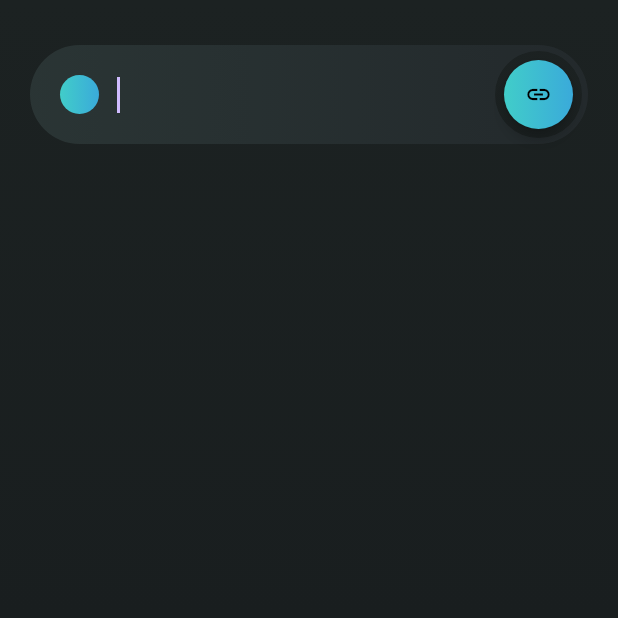
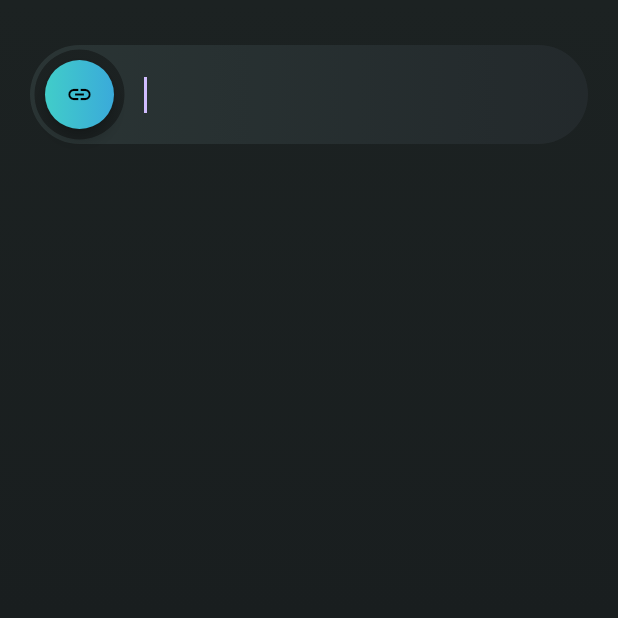
Before and after one commit to 3enedict/assistant, a Flutter app: the screen it shows after launch, scrolled down 190 dp, after a tap on the "add" icon, on a phone screen of 412 x 824 dp, the top half of it. Run offline on Flutter 3.47's test engine with Material 2 defaults, Android fonts, the light colour scheme and no system bars; our stand-ins replace google_fonts, shared_preferences, webview_flutter; statements that could not run were skipped.

Commit message:
Items now have url button on the left if preferred

```diff
--- a/lib/url_model.dart
+++ b/lib/url_model.dart
@@ -3,16 +3,20 @@ import 'package:flutter/material.dart';
 import 'package:shared_preferences/shared_preferences.dart';
 
 class UrlModel extends ChangeNotifier {
+  bool _hasLoaded = false;
   List<String> _urls = [];
   int _enabled = 0;
 
-  bool _hasLoaded = false;
+  //This doesn't really have much to do with urls changes how the ui looks
+  bool _leftHanded = true;
 
   Future<void> load() async {
     SharedPreferences.getInstance().then(
       (instance) {
         _urls = instance.getStringList("urls") ?? [];
         _hasLoaded = true;
+
+        _leftHanded = instance.getBool("leftHanded") ?? true;
 
         notifyListeners();
       },
@@ -37,4 +41,14 @@ class UrlModel extends ChangeNotifier {
   int get number => _urls.length;
   bool get isEmpty => _urls.isEmpty;
   bool get hasLoaded => _hasLoaded;
+
+  bool get isleftHanded => _leftHanded;
+  void toggleLeftHanded() {
+    _leftHanded = !_leftHanded;
+    SharedPreferences.getInstance().then(
+      (instance) => instance.setBool("leftHanded", _leftHanded),
+    );
+
+    notifyListeners();
+  }
 }
--- a/lib/widgets/buttons/add.dart
+++ b/lib/widgets/buttons/add.dart
@@ -1,7 +1,10 @@
 import 'package:flutter/material.dart';
+
+import 'package:provider/provider.dart';
 
 import 'package:owl/widgets/buttons/gradient.dart';
 import 'package:owl/widgets/item.dart';
+import 'package:owl/url_model.dart';
 
 class AddButton extends StatefulWidget {
   final int id;
@@ -27,6 +30,9 @@ class AddButtonState extends State<AddButton> {
       child: GradientButton(
         diameter: 50,
         onPressed: () => setState(() => _pressed = true),
+        onLongPress: () {
+          Provider.of<UrlModel>(context, listen: false).toggleLeftHanded();
+        },
         child: const Icon(
           Icons.add,
           color: Colors.black,
--- a/lib/widgets/buttons/url.dart
+++ b/lib/widgets/buttons/url.dart
@@ -8,18 +8,27 @@ import 'package:owl/url_model.dart';
 class UrlButton extends StatelessWidget {
   final String name;
   final int id;
+  final bool leftHanded;
 
-  const UrlButton({super.key, required this.name, required this.id});
+  const UrlButton({
+    super.key,
+    required this.name,
+    required this.id,
+    required this.leftHanded,
+  });
 
   @override
   Widget build(BuildContext context) {
+    const leftPadding = EdgeInsets.fromLTRB(6, 6, 0, 0);
+    final rightPadding = EdgeInsets.fromLTRB(
+      MediaQuery.of(context).size.width - 40 - 66 + 6,
+      6,
+      0,
+      0,
+    );
+
     return Padding(
-      padding: EdgeInsets.fromLTRB(
-        MediaQuery.of(context).size.width - 40 - 66 + 6,
-        6,
-        0,
-        0,
-      ),
+      padding: leftHanded ? leftPadding : rightPadding,
       child: GradientButton(
         borderRadius: 23,
         height: 46,
--- a/lib/widgets/custom_textfield.dart
+++ b/lib/widgets/custom_textfield.dart
@@ -1,28 +1,45 @@
 import 'package:flutter/material.dart';
+import 'package:owl/gradients.dart';
 
 import 'package:provider/provider.dart';
 
-import 'package:owl/gradients.dart';
 import 'package:owl/url_model.dart';
 
 class CustomTextfield extends StatelessWidget {
   final String name;
   final int id;
   final bool autofocus;
+  final bool leftHanded;
 
   const CustomTextfield({
     super.key,
     required this.name,
     required this.id,
     this.autofocus = false,
+    required this.leftHanded,
   });
 
   @override
   Widget build(BuildContext context) {
-    return SizedBox(
-      height: 66,
-      child: Row(
-        children: [
+    final textfield = Expanded(
+      child: TextField(
+        decoration: const InputDecoration(border: InputBorder.none),
+        controller: TextEditingController(text: name),
+        keyboardType: TextInputType.url,
+        autofocus: autofocus,
+        expands: false,
+        onSubmitted: (url) =>
+            Provider.of<UrlModel>(context, listen: false).set(id, url),
+      ),
+    );
+
+    final leftConfiguration = [
+      const SizedBox(width: 66 + 10),
+      textfield,
+      const SizedBox(width: 25),
+    ];
+
+    final rightConfiguration = [
       Container(
         decoration: BoxDecoration(
           borderRadius: BorderRadius.circular(13),
@@ -32,19 +49,14 @@ class CustomTextfield extends StatelessWidget {
         height: 26,
         width: 26,
       ),
-          Expanded(
-            child: TextField(
-              decoration: const InputDecoration(border: InputBorder.none),
-              controller: TextEditingController(text: name),
-              keyboardType: TextInputType.url,
-              autofocus: autofocus,
-              expands: false,
-              onSubmitted: (url) =>
-                  Provider.of<UrlModel>(context, listen: false).set(id, url),
-            ),
-          ),
+      textfield,
       const SizedBox(width: 66 + 10),
-        ],
+    ];
+
+    return SizedBox(
+      height: 66,
+      child: Row(
+        children: leftHanded ? leftConfiguration : rightConfiguration,
       ),
     );
   }
--- a/lib/widgets/cutout_container.dart
+++ b/lib/widgets/cutout_container.dart
@@ -3,7 +3,9 @@ import 'package:flutter/material.dart';
 import 'package:owl/gradients.dart';
 
 class CutoutContainer extends StatelessWidget {
-  const CutoutContainer({super.key});
+  final bool leftHanded;
+
+  const CutoutContainer({super.key, required this.leftHanded});
 
   @override
   Widget build(BuildContext context) {
@@ -14,7 +16,7 @@ class CutoutContainer extends StatelessWidget {
       },
       blendMode: BlendMode.srcIn,
       child: CustomPaint(
-        painter: HolePainter(),
+        painter: HolePainter(leftHanded: leftHanded),
         child: Container(
           decoration: BoxDecoration(
             borderRadius: BorderRadius.circular(33),
@@ -27,10 +29,29 @@ class CutoutContainer extends StatelessWidget {
 }
 
 class HolePainter extends CustomPainter {
+  final bool leftHanded;
+
+  HolePainter({required this.leftHanded});
+
   @override
   void paint(Canvas canvas, Size size) {
     final paint = Paint();
     paint.color = Colors.black87;
+
+    final leftCutout = Path()
+      ..addOval(Rect.fromCircle(
+        center: Offset(size.height / 2, size.height / 2),
+        radius: size.height / 2 - 3,
+      ))
+      ..close();
+
+    final rightCutout = Path()
+      ..addOval(Rect.fromCircle(
+        center: Offset(size.width - (size.height / 2), size.height / 2),
+        radius: size.height / 2 - 4,
+      ))
+      ..close();
+
     canvas.drawPath(
       Path.combine(
         PathOperation.difference,
@@ -42,12 +63,7 @@ class HolePainter extends CustomPainter {
             0,
             Radius.circular(size.height / 2),
           )),
-        Path()
-          ..addOval(Rect.fromCircle(
-            center: Offset(size.width - (size.height / 2), size.height / 2),
-            radius: size.height / 2 - 4,
-          ))
-          ..close(),
+        leftHanded ? leftCutout : rightCutout,
       ),
       paint,
     );
--- a/lib/widgets/item.dart
+++ b/lib/widgets/item.dart
@@ -27,9 +27,20 @@ class Item extends StatelessWidget {
         builder: (context, urls, child) {
           return Stack(
             children: [
-              const CutoutContainer(),
-              CustomTextfield(name: name, id: id, autofocus: autofocus),
-              UrlButton(name: name, id: id),
+              CutoutContainer(
+                leftHanded: urls.isleftHanded,
+              ),
+              CustomTextfield(
+                name: name,
+                id: id,
+                autofocus: autofocus,
+                leftHanded: urls.isleftHanded,
+              ),
+              UrlButton(
+                name: name,
+                id: id,
+                leftHanded: urls.isleftHanded,
+              ),
             ],
           );
         },
```
Lines whose indentation alone changed are shown as unchanged.
